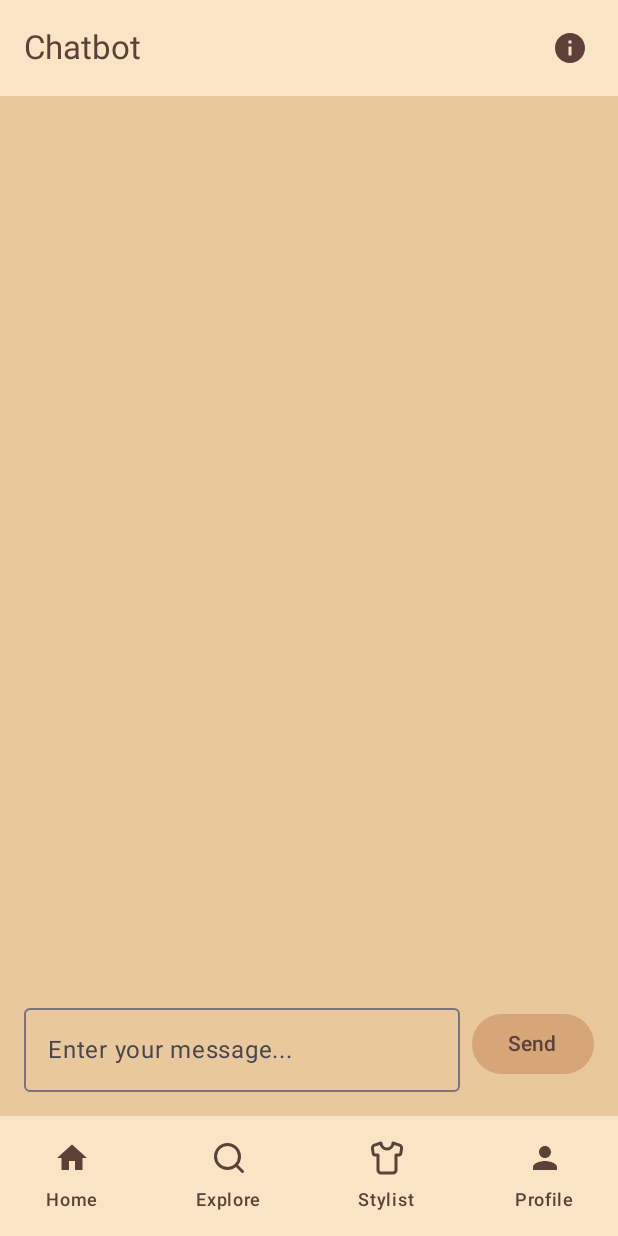
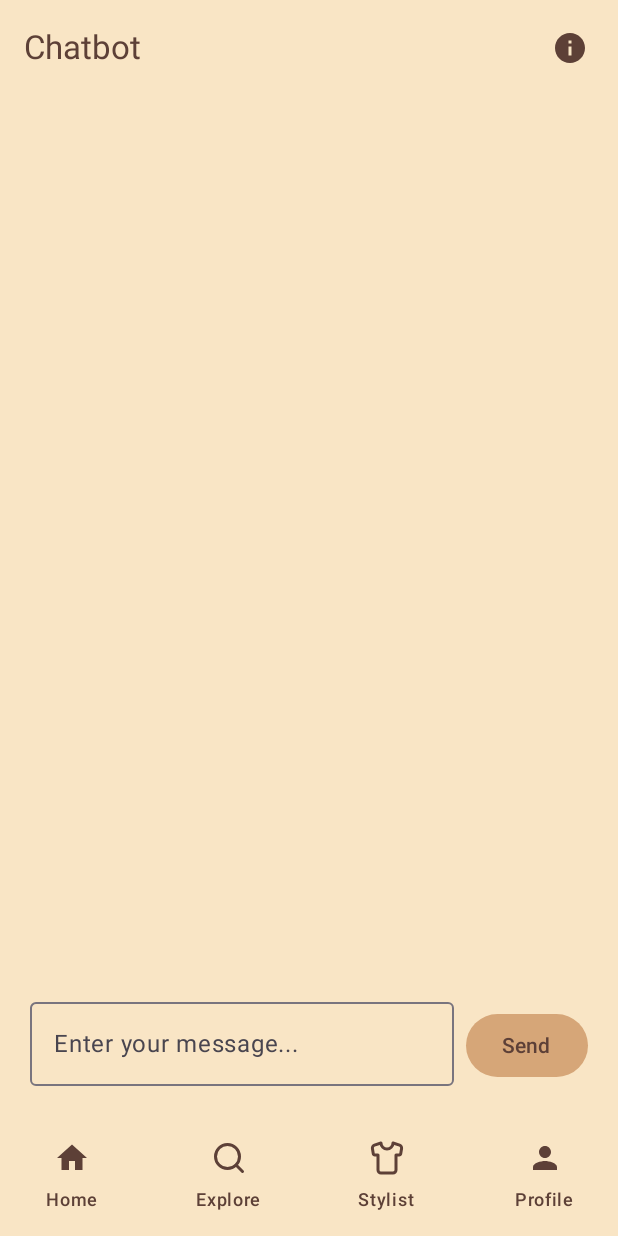
Before and after one commit to Mert356/Combiner, an Android app built with Jetpack Compose: the composable MainScreen shown on its own in the app's theme, item 3 of the bottom bar chosen, on a phone screen of 412 x 824 dp. Run offline under Robolectric (Android 15) with nearby library versions, the phone set to English and light mode, and no system bars; our stand-ins replace Firebase (no records; nobody signed in at launch, a user with empty details on screens opened directly); libraries missing offline, so code that uses them is left out: com.google.ai.client; 2 statements that could not run were skipped.

Commit message:
changes on UI

```diff
--- a/app/src/main/java/com/example/combiner/ui/screens/AiAssistaneScreen.kt
+++ b/app/src/main/java/com/example/combiner/ui/screens/AiAssistaneScreen.kt
@@ -1,39 +1,45 @@
 package com.example.combiner.ui.screens
 
-import androidx.compose.foundation.background
 import androidx.compose.foundation.layout.*
 import androidx.compose.foundation.lazy.LazyColumn
 import androidx.compose.foundation.lazy.items
+import androidx.compose.foundation.text.KeyboardActions
+import androidx.compose.foundation.text.KeyboardOptions
 import androidx.compose.material.icons.Icons
 import androidx.compose.material.icons.filled.Info
 import androidx.compose.material3.*
 import androidx.compose.runtime.*
 import androidx.compose.ui.Alignment
 import androidx.compose.ui.Modifier
+import androidx.compose.ui.platform.LocalSoftwareKeyboardController
+import androidx.compose.ui.text.input.ImeAction
 import androidx.compose.ui.unit.dp
 import androidx.lifecycle.viewmodel.compose.viewModel
 import com.example.combiner.ui.theme.BackgroundColor
+import com.example.combiner.ui.theme.PostBackgroundColor
+import com.example.combiner.ui.theme.SecondaryTextAndIconColor
 import com.example.combiner.ui.theme.TextAndIconColor
 import com.google.ai.client.generativeai.type.Content
 import com.google.ai.client.generativeai.type.TextPart
 import com.google.ai.client.generativeai.type.asTextOrNull
+import androidx.compose.runtime.Composable
+
 
 @OptIn(ExperimentalMaterial3Api::class)
 @Composable
 fun AiAssistantScreen(viewModel: AiAssistantViewModel = viewModel()) {
     var userMessage by remember { mutableStateOf("") }
     var chatHistory by remember { mutableStateOf<List<Content>>(emptyList()) }
+    val keyboardController = LocalSoftwareKeyboardController.current
 
     Scaffold(
         topBar = {
             TopAppBar(
                 title = { Text("Chatbot") },
-                colors = TopAppBarColors(
+                colors = TopAppBarDefaults.topAppBarColors(
                     containerColor = BackgroundColor,
-                    scrolledContainerColor = BackgroundColor,
-                    navigationIconContentColor = TextAndIconColor,
                     titleContentColor = TextAndIconColor,
-                    actionIconContentColor = TextAndIconColor,
+                    actionIconContentColor = TextAndIconColor
                 ),
                 actions = {
                     Icon(
@@ -43,12 +49,13 @@ fun AiAssistantScreen(viewModel: AiAssistantViewModel = viewModel()) {
                     )
                 }
             )
-        }
+        },
+        containerColor = BackgroundColor
     ) { paddingValues ->
         Column(
             modifier = Modifier
                 .fillMaxSize()
-                .padding(paddingValues) // Scaffold'un padding değerlerini uygula
+                .padding(paddingValues)
                 .padding(16.dp)
         ) {
             LazyColumn(modifier = Modifier.weight(1f)) {
@@ -57,30 +64,55 @@ fun AiAssistantScreen(viewModel: AiAssistantViewModel = viewModel()) {
                 }
             }
 
-            Row(modifier = Modifier.fillMaxWidth().padding(top = 8.dp)) {
+            Row(
+                modifier = Modifier
+                    .fillMaxWidth()
+                    .padding(top = 8.dp),
+                verticalAlignment = Alignment.CenterVertically,
+                horizontalArrangement = Arrangement.Center
+            ) {
                 OutlinedTextField(
                     value = userMessage,
-                    onValueChange = { userMessage = it },
-                    modifier = Modifier.weight(1f),
-                    placeholder = { Text("Enter your message...") }
+                    onValueChange = { newText ->
+                        if ('\n' !in newText) {
+                            userMessage = newText
+                        }
+                    },
+                    modifier = Modifier.weight(1f).padding(4.dp).fillMaxWidth(),
+                    placeholder = { Text("Enter your message...") },
+                    keyboardOptions = KeyboardOptions(
+                        imeAction = ImeAction.Send
+                    ),
+                    keyboardActions = KeyboardActions(
+                        onSend = {
+                            if (userMessage.isNotBlank()) {
+                                sendMessage(viewModel, userMessage, chatHistory) { updatedChat ->
+                                    chatHistory = updatedChat
+                                }
+                                userMessage = ""
+                                keyboardController?.hide()
+                            }
+                        }
+                    ),
+                    maxLines = 5,
                 )
 
                 Button(
                     onClick = {
                         if (userMessage.isNotBlank()) {
-                            val tempMessage = userMessage
+                            sendMessage(viewModel, userMessage, chatHistory) { updatedChat ->
+                                chatHistory = updatedChat
+                            }
                             userMessage = ""
-                            viewModel.sendMessage(tempMessage) { response ->
-                                chatHistory = chatHistory +
-                                        Content(role = "user", parts = listOf(TextPart(tempMessage))) +
-                                        Content(role = "assistant", parts = listOf(TextPart(response)))
-                            }
+                            keyboardController?.hide()
                         }
                     },
-                    modifier = Modifier.padding(start = 8.dp)
+                    modifier = Modifier.height(50.dp)
+                        .padding(4.dp)
                 ) {
                     Text("Send")
                 }
+
             }
         }
     }
@@ -95,7 +127,7 @@ fun ChatBubble(message: Content) {
         Surface(
             modifier = Modifier.padding(8.dp),
             shape = MaterialTheme.shapes.medium,
-            color = if (message.role == "user") MaterialTheme.colorScheme.primary else MaterialTheme.colorScheme.secondary
+            color = if (message.role == "user") SecondaryTextAndIconColor else PostBackgroundColor
         ) {
             Text(
                 text = message.parts.firstOrNull()?.asTextOrNull() ?: "",
@@ -105,3 +137,26 @@ fun ChatBubble(message: Content) {
         }
     }
 }
+
+
+
+
+fun sendMessage(
+    viewModel: AiAssistantViewModel,
+    userMessage: String,
+    chatHistory: List<Content>,
+    updateChatHistory: (List<Content>) -> Unit
+) {
+    if (userMessage.isNotBlank()) {
+        val tempMessage = userMessage
+
+        viewModel.sendMessage(tempMessage) { response ->
+            updateChatHistory(
+                chatHistory + listOf(
+                    Content(role = "user", parts = listOf(TextPart(tempMessage))),
+                    Content(role = "assistant", parts = listOf(TextPart(response)))
+                )
+            )
+        }
+    }
+}
```
Also changed, not shown: app/src/main/java/com/example/combiner/ui/screens/OpenAIService.kt (deleted, +0 -44 lines).
